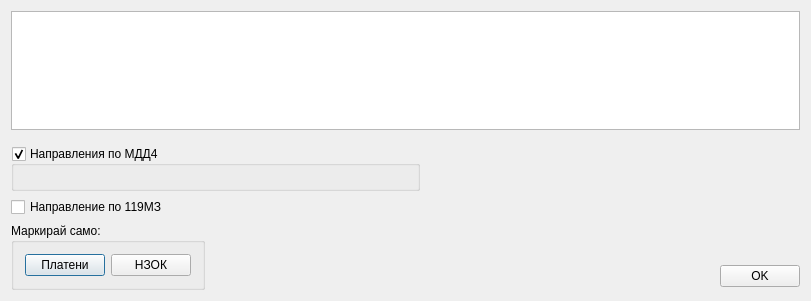
Qt form src/View/Widgets/ProcedurePrintSelectDialog.ui (thefinalcutbg/DinoDent) before a commit.
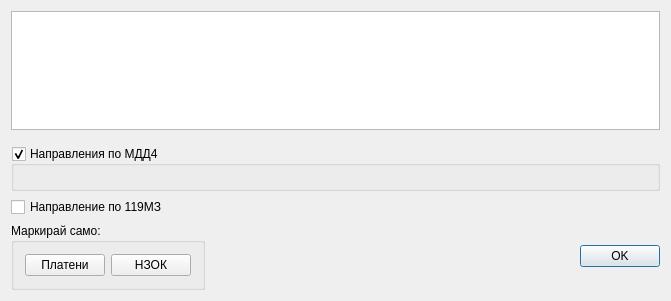
The same form after that commit. Custom widgets are drawn as their Qt base class.

Commit message: KSMP dialog refactored into TableViewDialog. Prescription db bindings.

Patch:
```diff
--- a/src/View/Widgets/ProcedurePrintSelectDialog.ui
+++ b/src/View/Widgets/ProcedurePrintSelectDialog.ui
@@ -9,19 +9,19 @@
    <rect>
     <x>0</x>
     <y>0</y>
-    <width>811</width>
+    <width>671</width>
     <height>301</height>
    </rect>
   </property>
   <property name="minimumSize">
    <size>
-    <width>811</width>
+    <width>0</width>
     <height>0</height>
    </size>
   </property>
   <property name="maximumSize">
    <size>
-    <width>811</width>
+    <width>16777215</width>
     <height>16777215</height>
    </size>
   </property>
@@ -30,7 +30,7 @@
   </property>
   <layout class="QVBoxLayout" name="verticalLayout_2">
    <item>
-    <widget class="ProcedureTable" name="tableView"/>
+    <widget class="QTableView" name="tableView"/>
    </item>
    <item>
     <layout class="QHBoxLayout" name="horizontalLayout_4">
@@ -58,22 +58,6 @@
        </layout>
       </widget>
      </item>
-     <item>
-      <spacer name="horizontalSpacer_2">
-       <property name="orientation">
-        <enum>Qt::Horizontal</enum>
-       </property>
-       <property name="sizeType">
-        <enum>QSizePolicy::Preferred</enum>
-       </property>
-       <property name="sizeHint" stdset="0">
-        <size>
-         <width>380</width>
-         <height>17</height>
-        </size>
-       </property>
-      </spacer>
-     </item>
     </layout>
    </item>
    <item>
@@ -83,6 +67,19 @@
      </property>
     </widget>
    </item>
+   <item>
+    <spacer name="verticalSpacer_2">
+     <property name="orientation">
+      <enum>Qt::Vertical</enum>
+     </property>
+     <property name="sizeHint" stdset="0">
+      <size>
+       <width>20</width>
+       <height>0</height>
+      </size>
+     </property>
+    </spacer>
+   </item>
    <item>
     <layout class="QHBoxLayout" name="horizontalLayout_2">
      <item>
@@ -96,6 +93,9 @@
           <property name="text">
            <string>Платени</string>
           </property>
+          <property name="autoDefault">
+           <bool>false</bool>
+          </property>
          </widget>
         </item>
         <item>
@@ -103,6 +103,9 @@
           <property name="text">
            <string>НЗОК</string>
           </property>
+          <property name="autoDefault">
+           <bool>false</bool>
+          </property>
          </widget>
         </item>
        </layout>
@@ -134,7 +137,7 @@
          <property name="sizeHint" stdset="0">
           <size>
            <width>20</width>
-           <height>40</height>
+           <height>0</height>
           </size>
          </property>
         </spacer>
@@ -144,6 +147,9 @@
          <property name="text">
           <string>OK</string>
          </property>
+         <property name="default">
+          <bool>true</bool>
+         </property>
         </widget>
        </item>
       </layout>
@@ -153,13 +159,6 @@
   </layout>
  </widget>
  <layoutdefault spacing="6" margin="11"/>
- <customwidgets>
-  <customwidget>
-   <class>ProcedureTable</class>
-   <extends>QTableView</extends>
-   <header>View/uiComponents/ProcedureTable.h</header>
-  </customwidget>
- </customwidgets>
  <resources/>
  <connections/>
 </ui>
```
The commit also changes 15 other files.
